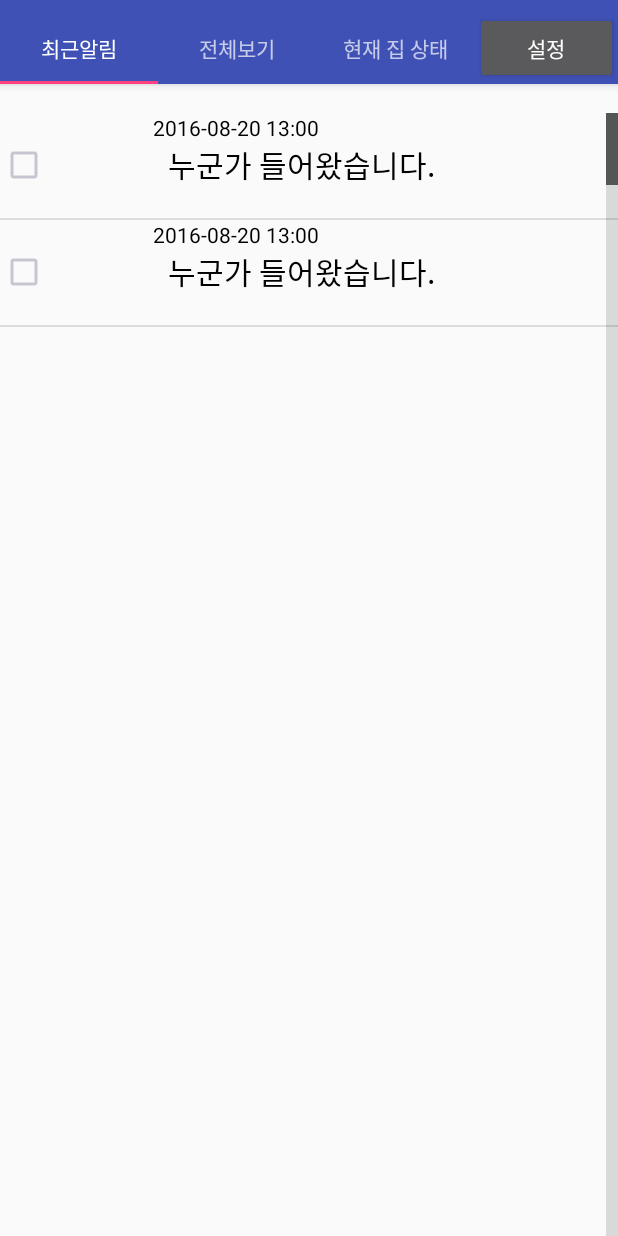
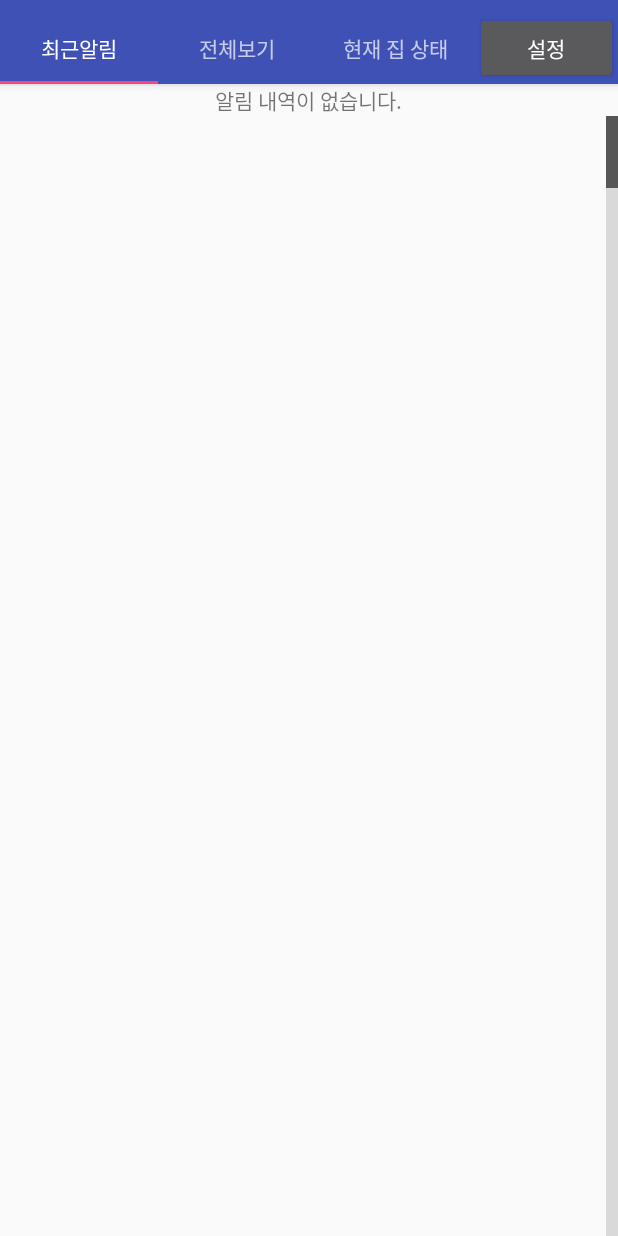
Before and after one commit to Yoojinn/Who, an Android app: the screen it shows after launch (MainActivity), on a phone screen of 412 x 824 dp. Run offline under Robolectric (Android 15) with nearby library versions, the phone set to English and light mode, and no system bars; 3 statements that could not run were skipped.

```diff
--- a/app/src/main/AndroidManifest.xml
+++ b/app/src/main/AndroidManifest.xml
@@ -3,6 +3,7 @@
     package="project.householdgod">
 
     <application
+        android:debuggable="true"
         android:allowBackup="true"
         android:icon="@mipmap/ic_launcher"
         android:label="@string/app_name"
@@ -24,6 +25,8 @@
 
     <uses-permission android:name="com.google.android.c2dm.permission.RECEIVE" />
     <uses-permission android:name="android.permission.WAKE_LOCK" />
+    <uses-permission android:name="android.permission.ACCESS_WIFI_STATE" />
+    <uses-permission android:name="android.permission.ACCESS_NETWORK_STATE" />
 
     <service
         android:name=".MyFirebaseMessagingService">
--- a/app/src/main/java/project/householdgod/CursorAdapterEx.java
+++ b/app/src/main/java/project/householdgod/CursorAdapterEx.java
@@ -50,7 +50,7 @@ public class CursorAdapterEx extends CursorAdapter{
         viewHolder.time = (TextView) itemLayout.findViewById(R.id.textview_time);
         viewHolder.log = (TextView) itemLayout.findViewById(R.id.textview_log);
 
-        viewHolder.imageView = (ImageView) itemLayout.findViewById(R.id.doorbell_man);
+      //  viewHolder.imageView = (ImageView) itemLayout.findViewById(R.id.doorbell_man);
         viewHolder.textView = (TextView) itemLayout.findViewById(R.id.textview_time);
 
         itemLayout.setTag(viewHolder);
@@ -107,8 +107,6 @@ public class CursorAdapterEx extends CursorAdapter{
         //-------------------------------------------------------------------
         //이름, 학번, 학과 데이터를 뷰에 적용
 
-
-
     }
 
 }
--- a/app/src/main/java/project/householdgod/MainActivity.java
+++ b/app/src/main/java/project/householdgod/MainActivity.java
@@ -2,8 +2,12 @@ package project.householdgod;
 
 import android.content.ContentValues;
 import android.content.Context;
+import android.content.DialogInterface;
 import android.content.Intent;
+import android.net.ConnectivityManager;
+import android.net.NetworkInfo;
 import android.support.design.widget.TabLayout;
+import android.support.v7.app.AlertDialog;
 import android.support.v7.app.AppCompatActivity;
 
 import android.support.v4.app.Fragment;
@@ -53,8 +57,35 @@ public class MainActivity extends AppCompatActivity {
         TabLayout tabLayout = (TabLayout) findViewById(R.id.tabs);
         tabLayout.setupWithViewPager(mViewPager);
 
-        FirebaseMessaging.getInstance().subscribeToTopic("news");
-        FirebaseInstanceId.getInstance().getToken();
+
+        ConnectivityManager manager = (ConnectivityManager) this.getSystemService(Context.CONNECTIVITY_SERVICE);
+        NetworkInfo mobile = manager.getNetworkInfo(ConnectivityManager.TYPE_MOBILE);
+        NetworkInfo wifi = manager.getNetworkInfo(ConnectivityManager.TYPE_WIFI);
+
+        // wifi 또는 모바일 네트워크 어느 하나라도 연결이 되어있다면,
+        if (wifi.isConnected() || mobile.isConnected()) {
+            Log.e("wifi","connect");
+        } else {
+            Log.e("wifi","deconnect");
+
+            AlertDialog.Builder alt_bld = new AlertDialog.Builder(this);
+            alt_bld.setMessage("네트워크 연결이 안됩니다!").setCancelable(
+                    false).setPositiveButton("Yes",
+                    new DialogInterface.OnClickListener() {
+                        public void onClick(DialogInterface dialog, int id) {
+                            // Action for 'Yes' Button
+                            finishAffinity();
+                        }
+                    });
+            AlertDialog alert = alt_bld.create();
+            // Title for AlertDialog
+            alert.setTitle("알림");
+            alert.show();
+        }
+
+        //실행이 안된당!!!!!!!
+//        FirebaseMessaging.getInstance().subscribeToTopic("news");
+//        FirebaseInstanceId.getInstance().getToken();
 
     }
 
@@ -119,7 +150,8 @@ public class MainActivity extends AppCompatActivity {
                     rootView = inflater.inflate(R.layout.recently_notice_main, container, false);
                     break;
                 case 1:
-                    rootView = inflater.inflate(R.layout.all_information_check_main, container, false);
+                    //ToDo : all_information - > all_information_check_main
+                    rootView = inflater.inflate(R.layout.all_information, container, false);
 
                     break;
                 case 2:
@@ -155,7 +187,7 @@ public class MainActivity extends AppCompatActivity {
                 case 0:
                     return new RecentlyNotice(mContext);
                 case 1:
-                    return new AllInformationCheck(mContext);
+                    return new ReceiveDataFromServer(mContext);
                 case 2:
                     return new NowState(mContext);
                 default:
--- /dev/null
+++ b/app/src/main/java/project/householdgod/ReceiveDataFromServer.java
@@ -0,0 +1,129 @@
+package project.householdgod;
+
+import android.app.Activity;
+import android.support.v4.app.Fragment;
+import android.content.ContentValues;
+import android.content.Context;
+import android.os.AsyncTask;
+import android.os.Bundle;
+import android.view.LayoutInflater;
+import android.view.View;
+import android.view.ViewGroup;
+import android.widget.ListAdapter;
+import android.widget.ListView;
+import android.widget.SimpleAdapter;
+
+import org.json.JSONArray;
+import org.json.JSONException;
+import org.json.JSONObject;
+
+import java.io.BufferedReader;
+import java.io.InputStreamReader;
+import java.net.HttpURLConnection;
+import java.net.URL;
+import java.util.ArrayList;
+import java.util.HashMap;
+
+/**
+ * Created by 10105-김유진 on 2016-10-11.
+ */
+public class ReceiveDataFromServer extends Fragment {
+    String myJSON;
+
+    private static final String TAG_RESULTS="result";
+    private static final String TAG_TIME = "time";
+    private static final String TAG_KIND_OF_SENSOR = "kindOfSensor";
+
+    JSONArray peoples = null;
+
+    ArrayList<HashMap<String, String>> personList;
+
+    ListView list;
+    Context mContext;
+
+    public ReceiveDataFromServer(Context context){
+        mContext = context;
+    }
+
+    @Override
+    public View onCreateView(LayoutInflater inflater,
+                             ViewGroup container, Bundle savedInstanceState) {
+        View view = inflater.inflate(R.layout.all_information, null);
+        list = (ListView) view.findViewById(R.id.listview);
+        personList = new ArrayList<HashMap<String, String>>();
+        getData("http://yyjin1217.cafe24.com/sensorInfo/DBRow.php");
+
+        return view;
+    }
+
+
+    protected void showList(){
+        try {
+            JSONObject jsonObj = new JSONObject(myJSON);
+            peoples = jsonObj.getJSONArray(TAG_RESULTS);
+
+            for(int i=0;i<peoples.length();i++){
+                JSONObject c = peoples.getJSONObject(i);
+                String time = c.getString(TAG_TIME);
+                String kindOfSensor = c.getString(TAG_KIND_OF_SENSOR);
+
+                HashMap<String,String> persons = new HashMap<String,String>();
+
+                persons.put(TAG_TIME,time);
+                persons.put(TAG_KIND_OF_SENSOR,kindOfSensor);
+
+                personList.add(persons);
+            }
+
+            ListAdapter adapter = new SimpleAdapter(
+                    mContext, personList, R.layout.door_list,
+                    new String[]{TAG_TIME,TAG_KIND_OF_SENSOR},
+                    new int[]{R.id.textview_time, R.id.textview_log}
+            );
+
+            list.setAdapter(adapter);
+
+        } catch (JSONException e) {
+            e.printStackTrace();
+        }
+
+    }
+
+    public void getData(String url){
+        class GetDataJSON extends AsyncTask<String, Void, String>{
+
+            @Override
+            protected String doInBackground(String... params) {
+
+                String uri = params[0];
+
+                BufferedReader bufferedReader = null;
+                try {
+                    URL url = new URL(uri);
+                    HttpURLConnection con = (HttpURLConnection) url.openConnection();
+                    StringBuilder sb = new StringBuilder();
+
+                    bufferedReader = new BufferedReader(new InputStreamReader(con.getInputStream()));
+
+                    String json;
+                    while((json = bufferedReader.readLine())!= null){
+                        sb.append(json+"\n");
+                    }
+
+                    return sb.toString().trim();
+
+                }catch(Exception e){
+                    return null;
+                }
+            }
+
+            @Override
+            protected void onPostExecute(String result){
+                myJSON=result;
+                showList();
+            }
+        }
+        GetDataJSON g = new GetDataJSON();
+        g.execute(url);
+    }
+}
--- a/app/src/main/java/project/householdgod/RecentlyNotice.java
+++ b/app/src/main/java/project/householdgod/RecentlyNotice.java
@@ -47,13 +47,14 @@ public class RecentlyNotice extends Fragment{
         Context context = getActivity();
         mDbManager = DBManager.getInstance(context);
 
-        ContentValues contentValues = new ContentValues();
-        contentValues.put("DoorOpenTime","2016-08-20 13:00");
-        contentValues.put("SensorOntime","2016-08-20 13:01");
-        mDbManager.insert(DBManager.TABLE,contentValues);
-        ContentValues contentValues2 = new ContentValues();
-        contentValues2.put("DoorbellRingTime","2016-09-20 13:01");
-        mDbManager.insert(DBManager.TABLE,contentValues);
+        //<임시 데이터>
+//        ContentValues contentValues = new ContentValues();
+//        contentValues.put("DoorOpenTime","2016-08-20 13:00");
+//        contentValues.put("SensorOntime","2016-08-20 13:01");
+//        mDbManager.insert(DBManager.TABLE,contentValues);
+//        ContentValues contentValues2 = new ContentValues();
+//        contentValues2.put("DoorbellRingTime","2016-09-20 13:01");
+//        mDbManager.insert(DBManager.TABLE,contentValues);
 
         String[] Columns = new String[]{"_id","SensorOntime", "DoorOpenTime", "DoorbellRingPicture","DoorbellRingTime","UserCheck"};
         c = mDbManager.query("SensorInfo", Columns, "UserCheck='0'", null, null, null, null);
--- a/app/src/main/res/layout/door_list.xml
+++ b/app/src/main/res/layout/door_list.xml
@@ -13,11 +13,11 @@
             android:layout_height="wrap_content"
             android:id="@+id/check_box"
             />
-        <ImageView
-            android:id="@+id/doorbell_man"
-            android:layout_margin="10dp"
-            android:layout_width="50dp"
-            android:layout_height="50dp" />
+        <!--<ImageView-->
+            <!--android:id="@+id/doorbell_man"-->
+            <!--android:layout_margin="10dp"-->
+            <!--android:layout_width="50dp"-->
+            <!--android:layout_height="50dp" />-->
 
     </LinearLayout>
 
@@ -28,8 +28,6 @@
         <LinearLayout
             android:layout_width="wrap_content"
             android:layout_height="wrap_content">
-
-
 
             <TextView
                 android:id="@+id/textview_time"
```
Also changed, not shown: app/src/main/res/layout/all_information.xml (added, +11 -0 lines).
